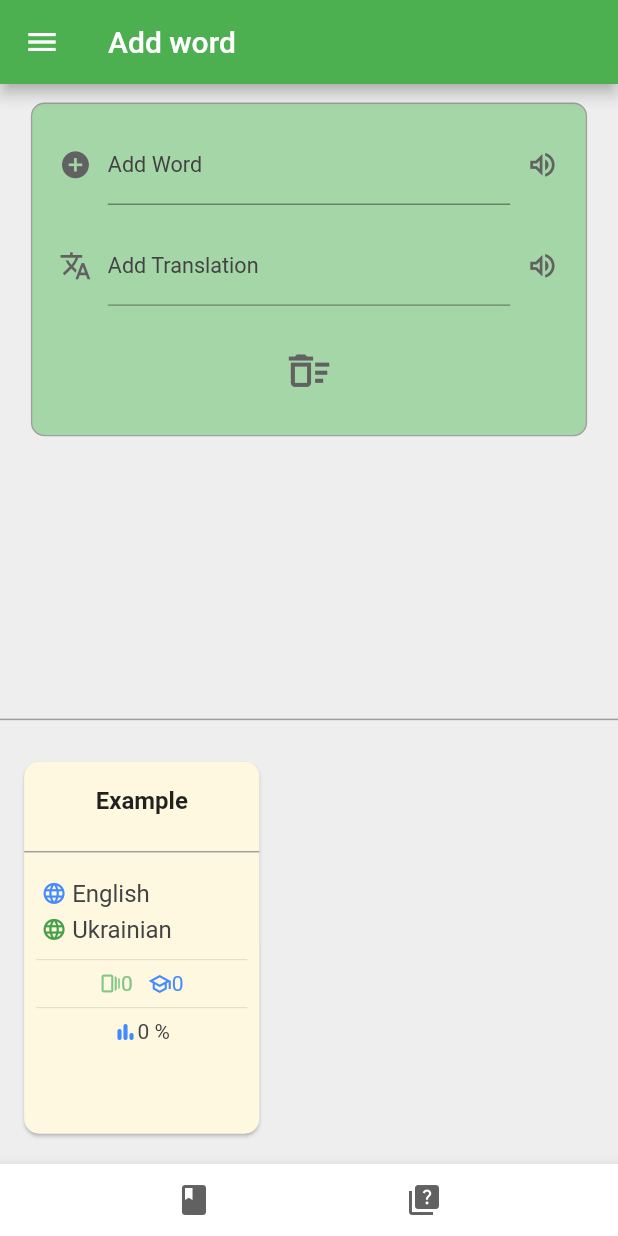
After one commit to IvanShaptalov/FlashCardsReader, a Flutter app: the screen it shows after launch, in the side drawer, after a tap on "Add new word", on a phone screen of 412 x 824 dp. The commit adds this screen. Run offline on Flutter 3.47's test engine with Material 2 defaults, Android fonts, the phone set to English and light mode, and no system bars; drawn by our look-alikes of overlay_support; our stand-ins replace bloc, flutter_bloc, flutter_staggered_animations, flutter_tts, hive, hive_flutter and 1 more; missing offline and left inert: translator; accounts and stored records are empty.

Commit message:
feat(new_word): created fast add word menu

```diff
--- a/lib/views/flashcards/flashcards/view_flashcard_menu.dart
+++ b/lib/views/flashcards/flashcards/view_flashcard_menu.dart
@@ -3,7 +3,7 @@ import 'package:flashcards_reader/model/entities/flashcards/flashcards_model.dar
 import 'package:flashcards_reader/util/enums.dart';
 import 'package:flashcards_reader/util/error_handler.dart';
 import 'package:flashcards_reader/util/router.dart';
-import 'package:flashcards_reader/views/flashcards/flashcards/tts_widget.dart';
+import 'package:flashcards_reader/views/flashcards/tts_widget.dart';
 import 'package:flashcards_reader/views/flashcards/quiz/quiz_process.dart';
 import 'package:flashcards_reader/views/overlay_notification.dart';
 import 'package:flashcards_reader/views/view_config.dart';
--- /dev/null
+++ b/lib/views/flashcards/new_word/add_word_collection_provider.dart
@@ -0,0 +1,37 @@
+import 'package:flashcards_reader/main.dart';
+import 'package:flashcards_reader/model/entities/flashcards/flashcards_model.dart';
+
+class AddWordCollectionProvider {
+  static FlashCardCollection selectedFc = flashExample();
+
+  static void clear() {
+    selectedFc = flashExample();
+  }
+}
+
+
+
+class WordCreatingUIProvider {
+  static FlashCard _tmpFlashCard = FlashCard.fixture();
+  static clear() {
+    _tmpFlashCard = FlashCard.fixture();
+  }
+
+  static FlashCard get tmpFlashCard => _tmpFlashCard;
+
+  static void setQuestionLanguage(String language) {
+    _tmpFlashCard.questionLanguage = language;
+  }
+
+  static void setAnswerLanguage(String language) {
+    _tmpFlashCard.answerLanguage = language;
+  }
+
+  static void setQuestion(String question) {
+    _tmpFlashCard.question = question;
+  }
+
+  static void setAnswer(String answer) {
+    _tmpFlashCard.answer = answer;
+  }
+}
--- /dev/null
+++ b/lib/views/flashcards/new_word/add_word_collection_widget.dart
@@ -0,0 +1,91 @@
+import 'package:flashcards_reader/model/entities/flashcards/flashcards_model.dart';
+import 'package:flashcards_reader/views/flashcards/flashcard_collection_info.dart';
+import 'package:flashcards_reader/views/flashcards/new_word/new_word_screen.dart';
+import 'package:flashcards_reader/views/view_config.dart';
+import 'package:flutter/material.dart';
+
+class FastAddWordFCcWidget extends StatefulWidget {
+  const FastAddWordFCcWidget(this.flashCardCollection, this.updateCallback,
+      {required this.backToListStart, super.key});
+  final Function updateCallback;
+  final Function backToListStart;
+
+  final FlashCardCollection flashCardCollection;
+  @override
+  State<FastAddWordFCcWidget> createState() => _FastAddWordFCcWidgetState();
+}
+
+class _FastAddWordFCcWidgetState extends State<FastAddWordFCcWidget> {
+  Color setCardColor() {
+    if (widget.flashCardCollection == AddWordCollectionProvider.selectedFc) {
+      return CardViewConfig.selectedCardColor;
+    }
+    return CardViewConfig.defaultCardColor;
+  }
+
+  /// if icon is target, cancel merge mode, otherwise cancel selection
+
+  @override
+  Widget build(BuildContext context) {
+    // set the target item for merge
+
+    return Padding(
+      padding: EdgeInsets.symmetric(
+          vertical: SizeConfig.getMediaHeight(context, p: 0.01),
+          horizontal: SizeConfig.getMediaWidth(context, p: 0.01)),
+      // select items for merge
+      child: GestureDetector(
+        onTap: () {
+          if (AddWordCollectionProvider.selectedFc !=
+              widget.flashCardCollection) {
+            AddWordCollectionProvider.selectedFc = widget.flashCardCollection;
+          }
+
+          widget.updateCallback();
+          widget.backToListStart();
+        },
+        child: SizedBox(
+          width: SizeConfig.getMediaWidth(context, p: 0.4),
+          child: Card(
+            shape: ShapeBorder.lerp(
+                RoundedRectangleBorder(
+                  borderRadius: BorderRadius.circular(10),
+                ),
+                RoundedRectangleBorder(
+                  borderRadius: BorderRadius.circular(10),
+                ),
+                0.5),
+            color: setCardColor(),
+            child: Column(
+              mainAxisAlignment: MainAxisAlignment.end,
+              children: [
+                Padding(
+                  padding: EdgeInsets.all(
+                      SizeConfig.getMediaHeight(context, p: 0.02)),
+                  child: Padding(
+                    padding: EdgeInsets.symmetric(
+                        horizontal: SizeConfig.getMediaWidth(context, p: 0.02)),
+                    child: Center(
+                      child: Text(
+                        widget.flashCardCollection.title,
+                        style: FontConfigs.cardTitleTextStyle,
+                        maxLines: 1,
+                      ),
+                    ),
+                  ),
+                ),
+                const Divider(
+                  color: Colors.grey,
+                  thickness: 1,
+                ),
+                FlashCardCollectionInfo(
+                  widget.flashCardCollection,
+                ),
+              ],
+            ),
+          ),
+        ),
+      ),
+    );
+  }
+}
--- /dev/null
+++ b/lib/views/flashcards/new_word/new_word_screen.dart
@@ -0,0 +1,418 @@
+// ignore_for_file: must_be_immutable
+
+import 'package:flashcards_reader/bloc/flashcards_bloc/flashcards_bloc.dart';
+import 'package:flashcards_reader/main.dart';
+import 'package:flashcards_reader/model/entities/flashcards/flashcards_model.dart';
+import 'package:flashcards_reader/model/entities/translator/api.dart';
+import 'package:flashcards_reader/util/error_handler.dart';
+import 'package:flashcards_reader/util/router.dart';
+import 'package:flashcards_reader/views/flashcards/new_word/add_word_collection_provider.dart';
+import 'package:flashcards_reader/views/flashcards/new_word/add_word_collection_widget.dart';
+import 'package:flashcards_reader/views/flashcards/quiz/quiz_menu.dart';
+import 'package:flashcards_reader/views/flashcards/translate.dart';
+import 'package:flashcards_reader/views/flashcards/tts_widget.dart';
+import 'package:flashcards_reader/views/menu/drawer_menu.dart';
+import 'package:flashcards_reader/views/overlay_notification.dart';
+import 'package:flashcards_reader/views/view_config.dart';
+import 'package:flutter/material.dart';
+import 'package:flutter_bloc/flutter_bloc.dart';
+import 'package:flutter_staggered_animations/flutter_staggered_animations.dart';
+
+class WordFormContoller {
+  TextEditingController questionController = TextEditingController();
+  TextEditingController answerController = TextEditingController();
+
+  void setUp(FlashCard flashCard) {
+    // update controller text
+    questionController.text = flashCard.question;
+    answerController.text = flashCard.answer;
+
+    // set cursor to the end of the text
+
+    questionController.selection = TextSelection.fromPosition(
+        TextPosition(offset: flashCard.question.length));
+    answerController.selection = TextSelection.fromPosition(
+        TextPosition(offset: flashCard.answer.length));
+  }
+}
+
+class AddWordFastScreen extends StatefulWidget {
+  AddWordFastScreen({super.key});
+  ScrollController scrollController = ScrollController();
+  WordFormContoller wordFormContoller = WordFormContoller();
+  GoogleTranslatorAPIWrapper translator = GoogleTranslatorAPIWrapper();
+
+  @override
+  State<AddWordFastScreen> createState() => _AddWordFastScreenState();
+}
+
+class _AddWordFastScreenState extends State<AddWordFastScreen> {
+  void callback() {
+    setState(() {});
+  }
+
+  @override
+  Widget build(BuildContext context) {
+    return BlocProvider(
+      create: (_) => FlashCardBloc(),
+      child: AddWordView(
+        scrollController: widget.scrollController,
+        wordFormContoller: widget.wordFormContoller,
+        translator: widget.translator,
+        callback: callback,
+      ),
+    );
+  }
+}
+
+class AddWordCollectionProvider {
+  static FlashCardCollection? selectedFc;
+
+  static void clear() {
+    selectedFc = null;
+  }
+}
+
+class AddWordView extends StatefulWidget {
+  AddWordView(
+      {required this.scrollController,
+      required this.wordFormContoller,
+      required this.translator,
+      required this.callback,
+      super.key});
+  Duration cardAppearDuration = const Duration(milliseconds: 375);
+  Function callback;
+  ScrollController scrollController;
+  WordFormContoller wordFormContoller;
+  GoogleTranslatorAPIWrapper translator;
+
+  @override
+  State<AddWordView> createState() => _AddWordViewState();
+}
+
+class _AddWordViewState extends State<AddWordView> {
+  double appBarHeight = 0;
+  bool isPressed = false;
+  bool oldPress = false;
+
+  List<Widget> bottomNavigationBarItems() {
+    // dont show merge button or deactivate merge mode
+    return [
+      IconButton(
+        icon: const Icon(Icons.book),
+        onPressed: () {},
+      ),
+
+      /// show merge button if merge mode is available
+      IconButton(
+        icon: const Icon(Icons.quiz),
+        onPressed: () {
+          MyRouter.pushPageReplacement(context, const QuizMenu());
+        },
+      ),
+    ];
+  }
+
+  AppBar getAppBar(flashCardCollection) {
+    return AppBar(
+      title: const Text('Add word'),
+    );
+  }
+
+  Widget? getDrawer() {
+    return MenuDrawer(appBarHeight);
+  }
+
+  @override
+  void initState() {
+    super.initState();
+    var collection = BlocProvider.of<FlashCardBloc>(context)
+        .state
+        .copyWith(fromTrash: false)
+        .flashCards;
+
+    FlashCardCollection? selected = AddWordCollectionProvider.selectedFc;
+    if (collection.isNotEmpty && selected == null) {
+      selected = collection.first;
+      AddWordCollectionProvider.selectedFc = selected;
+    }
+  }
+
+  void putSelectedCardToFirstPosition(List<FlashCardCollection> collection) {
+    var selected = AddWordCollectionProvider.selectedFc;
+    var index = collection.indexWhere((element) => element == selected);
+    if (index != -1) {
+      collection.removeAt(index);
+      collection.insert(0, selected!);
+    }
+  }
+
+  void backToStartCallback() {
+    widget.scrollController.animateTo(
+      0,
+      duration: const Duration(milliseconds: 500),
+      curve: Curves.easeInOut,
+    );
+  }
+
+  Widget loadTranslate() {
+    if (isPressed != oldPress) {
+      oldPress = isPressed;
+      return TranslateButton(
+          flashCardCollection:
+              AddWordCollectionProvider.selectedFc ?? flashExample(),
+          callback: widget.callback);
+    }
+    return const Icon(Icons.translate);
+  }
+
+  void saveCollectionFromWord({required bool onSubmitted}) {
+    updateWord(onSubmitted: onSubmitted);
+    if (AddWordCollectionProvider.selectedFc!.isValid) {
+      context.read<FlashCardBloc>().add(UpdateFlashCardEvent(
+          flashCardCollection: AddWordCollectionProvider.selectedFc!));
+    } else {
+      showValidatorMessage();
+    }
+    widget.callback();
+  }
+
+  void showValidatorMessage() {
+    if (AddWordCollectionProvider.selectedFc!.title.isEmpty) {
+      OverlayNotificationProvider.showOverlayNotification(
+          'Add collection title',
+          status: NotificationStatus.info);
+
+      debugPrint('title');
+    } else if (AddWordCollectionProvider.selectedFc!.isEmpty) {
+      OverlayNotificationProvider.showOverlayNotification(
+          'Add at least one flashcard',
+          status: NotificationStatus.info);
+
+      debugPrint('Add at least one flashcard');
+    } else if (AddWordCollectionProvider.selectedFc!.answerLanguage.isEmpty) {
+      OverlayNotificationProvider.showOverlayNotification(
+          'Add question language',
+          status: NotificationStatus.info);
+
+      debugPrint('Add question language');
+    } else if (AddWordCollectionProvider.selectedFc!.answerLanguage.isEmpty) {
+      OverlayNotificationProvider.showOverlayNotification('Add answerlanguage',
+          status: NotificationStatus.info);
+
+      debugPrint('Add answerlanguage');
+    } else {
+      OverlayNotificationProvider.showOverlayNotification(
+          'Your collection not valid',
+          status: NotificationStatus.info);
+
+      debugPrint('flash not valid');
+    }
+  }
+
+  void updateWord({bool onSubmitted = false}) {
+    var flash = WordCreatingUIProvider.tmpFlashCard;
+    if (onSubmitted && flash.answer.isEmpty && flash.question.isEmpty) {
+      debugPrintIt('on submitted and word empty, do nothing');
+    } else if (WordCreatingUIProvider.tmpFlashCard.isValid) {
+      debugPrint('add flashcard');
+
+      WordCreatingUIProvider.setQuestionLanguage(
+          AddWordCollectionProvider.selectedFc!.questionLanguage);
+      WordCreatingUIProvider.setAnswerLanguage(
+          AddWordCollectionProvider.selectedFc!.answerLanguage);
+
+      AddWordCollectionProvider.selectedFc!.flashCardSet
+          .add(WordCreatingUIProvider.tmpFlashCard);
+      WordCreatingUIProvider.clear();
+      OverlayNotificationProvider.showOverlayNotification('word added',
+          status: NotificationStatus.success);
+    } else {
+      if (WordCreatingUIProvider.tmpFlashCard.question.isEmpty) {
+        OverlayNotificationProvider.showOverlayNotification('add word',
+            status: NotificationStatus.info);
+      } else if (WordCreatingUIProvider.tmpFlashCard.answer.isEmpty) {
+        OverlayNotificationProvider.showOverlayNotification(
+            'tap translate button',
+            status: NotificationStatus.info);
+      } else {
+        // ====================[save whole collection]
+      }
+
+      debugPrint('not valid');
+    }
+    widget.callback();
+  }
+
+  Widget addWordWidget() {
+    return Transform.scale(
+      scale: 0.9,
+      child: Container(
+          height: SizeConfig.getMediaHeight(context, p: 0.3),
+          width: SizeConfig.getMediaWidth(context, p: 1),
+          decoration: BoxDecoration(
+            color: Colors.green.shade200,
+
+            // rounded full border
+            borderRadius: const BorderRadius.all(Radius.circular(10)),
+            border: Border.all(
+              color: Colors.grey,
+              width: 1,
+            ),
+          ),
+          child: Padding(
+            padding: const EdgeInsets.all(8.0),
+            child: Column(
+              mainAxisAlignment: MainAxisAlignment.spaceAround,
+              children: [
+                Row(
+                  mainAxisAlignment: MainAxisAlignment.start,
+                  children: [
+                    IconButton(
+                        onPressed: () {
+                          saveCollectionFromWord(onSubmitted: false);
+                        },
+                        icon: const Icon(Icons.add_circle_outlined)),
+                    Expanded(
+                      child: TextField(
+                        controller: widget.wordFormContoller.questionController,
+                        decoration: InputDecoration(
+                          labelText: 'Add Word',
+                          labelStyle: FontConfigs.h3TextStyle,
+                        ),
+                        onChanged: (text) {
+                          WordCreatingUIProvider.setQuestion(text);
+                        },
+                        onSubmitted: (value) {
+                          saveCollectionFromWord(onSubmitted: true);
+                        },
+                      ),
+                    ),
+                    TextToSpeechWidget(
+                        text: WordCreatingUIProvider.tmpFlashCard.question,
+                        language: WordCreatingUIProvider
+                            .tmpFlashCard.questionLanguage),
+                  ],
+                ),
+                Row(
+                  mainAxisAlignment: MainAxisAlignment.start,
+                  children: [
+                    IconButton(
+                        onPressed: () {
+                          isPressed = !isPressed;
+
+                          widget.callback();
+                        },
+                        icon: loadTranslate()),
+                    Expanded(
+                      child: TextField(
+                        controller: widget.wordFormContoller.answerController,
+                        decoration: InputDecoration(
+                          labelText: 'Add Translation',
+                          labelStyle: FontConfigs.h3TextStyle,
+                        ),
+                        onChanged: (text) {
+                          WordCreatingUIProvider.setAnswer(text);
+                        },
+                        onSubmitted: (value) {
+                          saveCollectionFromWord(onSubmitted: true);
+                        },
+                      ),
+                    ),
+                    TextToSpeechWidget(
+                        text: WordCreatingUIProvider.tmpFlashCard.question,
+                        language: WordCreatingUIProvider
+                            .tmpFlashCard.questionLanguage),
+                  ],
+                ),
+                Padding(
+                  padding: const EdgeInsets.all(8.0),
+                  child: Transform.scale(
+                    scale: 1.5,
+                    child: IconButton(
+                        onPressed: () {
+                          widget.callback();
+
+                          WordCreatingUIProvider.clear();
+                        },
+                        icon: const Icon(Icons.delete_sweep_outlined)),
+                  ),
+                ),
+              ],
+            ),
+          )),
+    );
+  }
+
+  @override
+  Widget build(BuildContext context) {
+    return BlocBuilder<FlashCardBloc, FlashcardsState>(
+        builder: (context, state) {
+      var flashCardCollection = state.copyWith(fromTrash: false).flashCards;
+      putSelectedCardToFirstPosition(flashCardCollection);
+      var appbar = getAppBar(flashCardCollection);
+      appBarHeight = appbar.preferredSize.height;
+      widget.wordFormContoller.setUp(WordCreatingUIProvider.tmpFlashCard);
+
+      debugPrintIt(
+          'selected collection:  ${AddWordCollectionProvider.selectedFc}');
+      return Scaffold(
+          resizeToAvoidBottomInset: false,
+          appBar: appbar,
+          body: Column(
+            mainAxisAlignment: MainAxisAlignment.spaceBetween,
+            children: [
+              addWordWidget(),
+              const SizedBox.shrink(),
+              Column(
+                children: [
+                  const Divider(
+                    color: Colors.grey,
+                    thickness: 1,
+                  ),
+                  AnimationLimiter(
+                    child: SizedBox(
+                      height: SizeConfig.getMediaHeight(context, p: 0.35),
+                      width: SizeConfig.getMediaWidth(context, p: 1),
+                      child: ListView.builder(
+                          controller: widget.scrollController,
+                          scrollDirection: Axis.horizontal,
+                          itemCount: flashCardCollection.isEmpty
+                              ? 1
+                              : flashCardCollection.length,
+                          itemBuilder: (context, index) {
+                            return AnimationConfiguration.staggeredList(
+                              position: index,
+                              duration: widget.cardAppearDuration,
+                              child: SlideAnimation(
+                                verticalOffset: 50.0,
+                                child: FadeInAnimation(
+                                    child: Padding(
+                                        padding: const EdgeInsets.all(8.0),
+                                        child: FastAddWordFCcWidget(
+                                          flashCardCollection.isEmpty
+                                              ? flashExample()
+                                              : flashCardCollection[index],
+                                          widget.callback,
+                                          backToListStart: backToStartCallback,
+                                        ))),
+                              ),
+                            );
+                          }),
+                    ),
+                  ),
+                ],
+              ),
+            ],
+          ),
+          drawer: getDrawer(),
+          bottomNavigationBar: BottomAppBar(
+            child: Row(
+                mainAxisAlignment: MainAxisAlignment.spaceEvenly,
+
+                /// icon buttons, analog of bottom navigation bar with flashcards, merge if merge mode is on and quiz
+                children: bottomNavigationBarItems()),
+          ));
+    });
+  }
+}
--- a/lib/views/flashcards/quiz/quiz_card_widget.dart
+++ b/lib/views/flashcards/quiz/quiz_card_widget.dart
@@ -1,7 +1,7 @@
 import 'dart:ui';
 
 import 'package:flashcards_reader/bloc/quiz_bloc/quiz_bloc.dart';
-import 'package:flashcards_reader/views/flashcards/flashcards/tts_widget.dart';
+import 'package:flashcards_reader/views/flashcards/tts_widget.dart';
 import 'package:flashcards_reader/views/flashcards/quiz/util_provider.dart';
 import 'package:flashcards_reader/views/view_config.dart';
 import 'package:flutter/material.dart';
--- a/lib/views/flashcards/flashcards/tts_widget.dart
+++ b/lib/views/flashcards/tts_widget.dart
@@ -1,11 +1,10 @@
-// ignore_for_file: must_be_immutable
-
 import 'package:flashcards_reader/model/entities/tts/core.dart';
 import 'package:flashcards_reader/util/constants.dart';
 import 'package:flashcards_reader/util/internet_checker.dart';
 import 'package:flashcards_reader/views/overlay_notification.dart';
 import 'package:flutter/material.dart';
 
+// ignore: must_be_immutable
 class TextToSpeechWidget extends StatefulWidget {
   String text;
   String language;
@@ -47,6 +46,6 @@ class _TextToSpeechWidgetState extends State<TextToSpeechWidget> {
                 status: NotificationStatus.info);
           }
         },
-        icon: const Icon(Icons.play_arrow));
+        icon: const Icon(Icons.volume_up_outlined));
   }
 }
--- a/lib/views/menu/drawer_menu.dart
+++ b/lib/views/menu/drawer_menu.dart
@@ -1,6 +1,7 @@
 import 'package:flashcards_reader/util/router.dart';
 import 'package:flashcards_reader/views/flashcards/deleted%20flashcards/deleted_flashcards_screen.dart';
 import 'package:flashcards_reader/views/flashcards/flashcards/flashcards_screen.dart';
+import 'package:flashcards_reader/views/flashcards/new_word/new_word_screen.dart';
 import 'package:flashcards_reader/views/flashcards/quiz/quiz_menu.dart';
 import 'package:flutter/material.dart';
 
@@ -85,9 +86,9 @@ class MenuDrawer extends StatelessWidget {
           ),
           ListTile(
             leading: const Icon(Icons.add_circle_outline),
-            title: const Text('Add new words'),
+            title: const Text('Add new word'),
             onTap: () {
-              // MyRouter.pushPageReplacement(context, );
+              MyRouter.pushPageReplacement(context, AddWordFastScreen());
             },
           ),
           ListTile(
--- a/lib/views/view_config.dart
+++ b/lib/views/view_config.dart
@@ -36,6 +36,7 @@ class ViewConfig {
 
 class CardViewConfig {
   static Color defaultCardColor = Colors.amber.shade50;
+  static Color selectedCardColor = Colors.amber.shade100;
 }
 
 class FontConfigs {
@@ -99,6 +100,7 @@ class ListOrColumn extends StatelessWidget {
   Widget build(BuildContext context) {
     return MyConfigOrientation.isPortrait(context)
         ? Column(
+            mainAxisAlignment: MainAxisAlignment.start,
             children: children,
           )
         : ListView(
@@ -126,5 +128,5 @@ class ConfigQuizView {
   static TextStyle quizWordSummaryTextStyleBlack =
       const TextStyle(fontSize: 18, color: Colors.black);
   static TextStyle quizWordSummaryTextStyle =
-      TextStyle(fontSize: 16,  color: Colors.grey.shade900);
+      TextStyle(fontSize: 16, color: Colors.grey.shade900);
 }
```
Also changed, not shown: lib/model/entities/flashcards/flashcards_model.dart (+7 -0 lines), lib/views/flashcards/flashcards/add_flashcard_menu.dart (+5 -66 lines), lib/views/flashcards/flashcards/add_flashcard_widget.dart (+1 -25 lines), lib/views/flashcards/translate.dart (added, +68 -0 lines).
